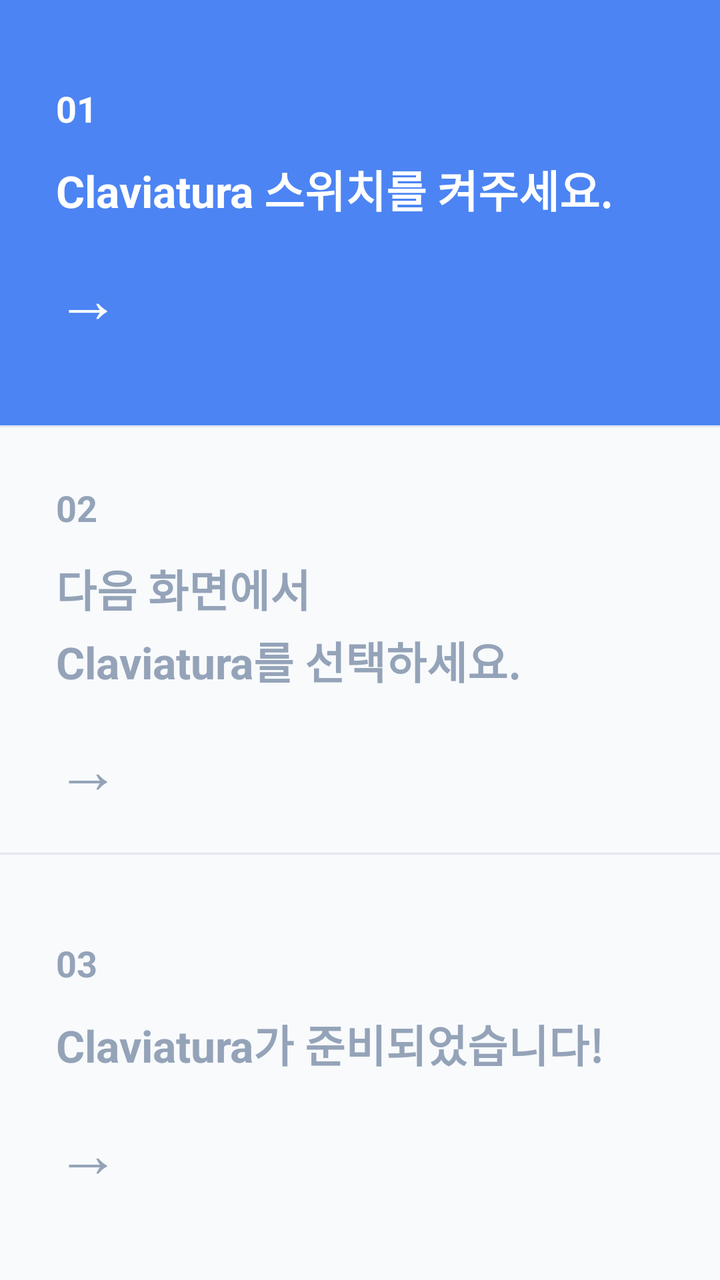
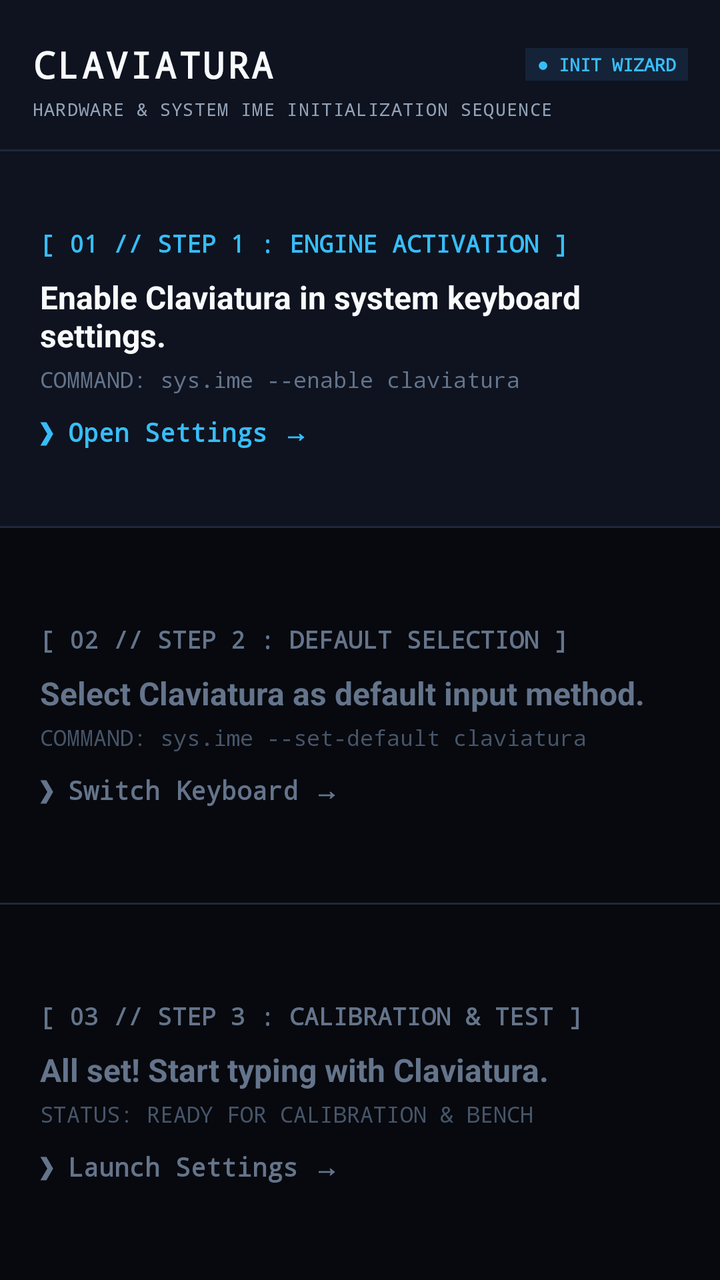

Two renders of the same Android screen: before a commit and after it. Below are the layout's source before the change and the commit's diff.
<!-- AndroidManifest.xml: application theme Theme.Claviatura -->
<!-- res/layout/activity_onboarding.xml -->
<?xml version="1.0" encoding="utf-8"?>
<LinearLayout xmlns:android="http://schemas.android.com/apk/res/android"
    android:id="@+id/onboardingRoot"
    android:layout_width="match_parent"
    android:layout_height="match_parent"
    android:orientation="vertical"
    android:background="#FFFFFF">

    
    <LinearLayout
        android:id="@+id/section1"
        android:layout_width="match_parent"
        android:layout_height="0dp"
        android:layout_weight="1"
        android:orientation="vertical"
        android:padding="28dp"
        android:gravity="center_vertical"
        android:background="#4C84F3"
        android:clickable="true"
        android:focusable="true">

        <TextView
            android:id="@+id/step1Number"
            android:layout_width="wrap_content"
            android:layout_height="wrap_content"
            android:text="01"
            android:textSize="18sp"
            android:textStyle="bold"
            android:textColor="#FFFFFF" />

        <TextView
            android:id="@+id/step1Title"
            android:layout_width="wrap_content"
            android:layout_height="wrap_content"
            android:layout_marginTop="12dp"
            android:text="Claviatura 스위치를 켜주세요."
            android:textSize="22sp"
            android:textStyle="bold"
            android:lineSpacingExtra="4dp"
            android:textColor="#FFFFFF" />

        <TextView
            android:id="@+id/step1Icon"
            android:layout_width="wrap_content"
            android:layout_height="wrap_content"
            android:layout_marginTop="16dp"
            android:text="→"
            android:textSize="32sp"
            android:textColor="#FFFFFF" />
    </LinearLayout>

    <View
        android:layout_width="match_parent"
        android:layout_height="1dp"
        android:background="#E2E8F0" />

    
    <LinearLayout
        android:id="@+id/section2"
        android:layout_width="match_parent"
        android:layout_height="0dp"
        android:layout_weight="1"
        android:orientation="vertical"
        android:padding="28dp"
        android:gravity="center_vertical"
        android:background="#F8FAFC"
        android:clickable="true"
        android:focusable="true">

        <TextView
            android:id="@+id/step2Number"
            android:layout_width="wrap_content"
            android:layout_height="wrap_content"
            android:text="02"
            android:textSize="18sp"
            android:textStyle="bold"
            android:textColor="#94A3B8" />

        <TextView
            android:id="@+id/step2Title"
            android:layout_width="wrap_content"
            android:layout_height="wrap_content"
            android:layout_marginTop="12dp"
            android:text="다음 화면에서\nClaviatura를 선택하세요."
            android:textSize="22sp"
            android:textStyle="bold"
            android:lineSpacingExtra="4dp"
            android:textColor="#94A3B8" />

        <TextView
            android:id="@+id/step2Icon"
            android:layout_width="wrap_content"
            android:layout_height="wrap_content"
            android:layout_marginTop="16dp"
            android:text="→"
            android:textSize="32sp"
            android:textColor="#94A3B8" />
    </LinearLayout>

    <View
        android:layout_width="match_parent"
        android:layout_height="1dp"
        android:background="#E2E8F0" />

    
    <LinearLayout
        android:id="@+id/section3"
        android:layout_width="match_parent"
        android:layout_height="0dp"
        android:layout_weight="1"
        android:orientation="vertical"
        android:padding="28dp"
        android:gravity="center_vertical"
        android:background="#F8FAFC"
        android:clickable="true"
        android:focusable="true">

        <TextView
            android:id="@+id/step3Number"
            android:layout_width="wrap_content"
            android:layout_height="wrap_content"
            android:text="03"
            android:textSize="18sp"
            android:textStyle="bold"
            android:textColor="#94A3B8" />

        <TextView
            android:id="@+id/step3Title"
            android:layout_width="wrap_content"
            android:layout_height="wrap_content"
            android:layout_marginTop="12dp"
            android:text="Claviatura가 준비되었습니다!"
            android:textSize="22sp"
            android:textStyle="bold"
            android:lineSpacingExtra="4dp"
            android:textColor="#94A3B8" />

        <TextView
            android:id="@+id/step3Icon"
            android:layout_width="wrap_content"
            android:layout_height="wrap_content"
            android:layout_marginTop="16dp"
            android:text="→"
            android:textSize="32sp"
            android:textColor="#94A3B8" />
    </LinearLayout>

</LinearLayout>
<!-- resources referenced by this layout -->
<resources>
  <style name="Theme.Claviatura" parent="Theme.MaterialComponents.DayNight.NoActionBar">
          <item name="colorPrimary">@color/primary</item>
          <item name="colorPrimaryVariant">@color/primary_dark</item>
          <item name="colorOnPrimary">@android:color/white</item>
          <item name="android:statusBarColor">@android:color/black</item>
      </style>
  <color name="primary">#1E88E5</color>
  <color name="primary_dark">#1565C0</color>
</resources>

<!-- the commit's change to res/layout/activity_onboarding.xml (unified diff, before → after) -->
@@ -4,7 +4,66 @@
     android:layout_width="match_parent"
     android:layout_height="match_parent"
     android:orientation="vertical"
-    android:background="#FFFFFF">
+    android:background="#07090E">
+
+    
+    <LinearLayout
+        android:layout_width="match_parent"
+        android:layout_height="wrap_content"
+        android:orientation="vertical"
+        android:paddingTop="20dp"
+        android:paddingBottom="14dp"
+        android:paddingStart="16dp"
+        android:paddingEnd="16dp"
+        android:background="#0E131F">
+
+        <LinearLayout
+            android:layout_width="match_parent"
+            android:layout_height="wrap_content"
+            android:orientation="horizontal"
+            android:gravity="center_vertical">
+
+            <TextView
+                android:layout_width="0dp"
+                android:layout_height="wrap_content"
+                android:layout_weight="1"
+                android:text="CLAVIATURA"
+                android:fontFamily="monospace"
+                android:textSize="18sp"
+                android:textStyle="bold"
+                android:letterSpacing="0.08"
+                android:textColor="#F8FAFC" />
+
+            <TextView
+                android:layout_width="wrap_content"
+                android:layout_height="wrap_content"
+                android:text="● INIT WIZARD"
+                android:fontFamily="monospace"
+                android:textSize="9sp"
+                android:textStyle="bold"
+                android:textColor="#38BDF8"
+                android:background="#152338"
+                android:paddingStart="6dp"
+                android:paddingEnd="6dp"
+                android:paddingTop="2dp"
+                android:paddingBottom="2dp" />
+        </LinearLayout>
+
+        <TextView
+            android:layout_width="match_parent"
+            android:layout_height="wrap_content"
+            android:layout_marginTop="4dp"
+            android:text="HARDWARE &amp; SYSTEM IME INITIALIZATION SEQUENCE"
+            android:fontFamily="monospace"
+            android:textSize="9sp"
+            android:letterSpacing="0.05"
+            android:textColor="#94A3B8" />
+    </LinearLayout>
+
+    <View
+        android:layout_width="match_parent"
+        android:layout_height="1dp"
+        android:background="#1E293B" />
 
     
     <LinearLayout
@@ -13,9 +72,9 @@
         android:layout_height="0dp"
         android:layout_weight="1"
         android:orientation="vertical"
-        android:padding="28dp"
+        android:padding="20dp"
         android:gravity="center_vertical"
-        android:background="#4C84F3"
+        android:background="#0E131F"
         android:clickable="true"
         android:focusable="true">
 
@@ -23,36 +82,48 @@
             android:id="@+id/step1Number"
             android:layout_width="wrap_content"
             android:layout_height="wrap_content"
-            android:text="01"
-            android:textSize="18sp"
-            android:textStyle="bold"
-            android:textColor="#FFFFFF" />
+            android:text="[ 01 // STEP 1 : ENGINE ACTIVATION ]"
+            android:textSize="12sp"
+            android:textStyle="bold"
+            android:fontFamily="monospace"
+            android:textColor="#38BDF8" />
 
         <TextView
             android:id="@+id/step1Title"
             android:layout_width="wrap_content"
             android:layout_height="wrap_content"
-            android:layout_marginTop="12dp"
-            android:text="Claviatura 스위치를 켜주세요."
-            android:textSize="22sp"
-            android:textStyle="bold"
-            android:lineSpacingExtra="4dp"
-            android:textColor="#FFFFFF" />
+            android:layout_marginTop="8dp"
+            android:text="Enable Claviatura in system keyboard settings."
+            android:textSize="16sp"
+            android:textStyle="bold"
+            android:textColor="#F8FAFC" />
+
+        <TextView
+            android:id="@+id/step1Command"
+            android:layout_width="wrap_content"
+            android:layout_height="wrap_content"
+            android:layout_marginTop="4dp"
+            android:text="COMMAND: sys.ime --enable claviatura"
+            android:textSize="11sp"
+            android:fontFamily="monospace"
+            android:textColor="#64748B" />
 
         <TextView
             android:id="@+id/step1Icon"
             android:layout_width="wrap_content"
             android:layout_height="wrap_content"
-            android:layout_marginTop="16dp"
-            android:text="→"
-            android:textSize="32sp"
-            android:textColor="#FFFFFF" />
+            android:layout_marginTop="10dp"
+            android:text="❯ Open Settings →"
+            android:textSize="13sp"
+            android:textStyle="bold"
+            android:fontFamily="monospace"
+            android:textColor="#38BDF8" />
     </LinearLayout>
 
     <View
         android:layout_width="match_parent"
         android:layout_height="1dp"
-        android:background="#E2E8F0" />
+        android:background="#1E293B" />
 
     
     <LinearLayout
@@ -61,9 +132,9 @@
         android:layout_height="0dp"
         android:layout_weight="1"
         android:orientation="vertical"
-        android:padding="28dp"
+        android:padding="20dp"
         android:gravity="center_vertical"
-        android:background="#F8FAFC"
+        android:background="#07090E"
         android:clickable="true"
         android:focusable="true">
 
@@ -71,36 +142,48 @@
             android:id="@+id/step2Number"
             android:layout_width="wrap_content"
             android:layout_height="wrap_content"
-            android:text="02"
-            android:textSize="18sp"
-            android:textStyle="bold"
-            android:textColor="#94A3B8" />
+            android:text="[ 02 // STEP 2 : DEFAULT SELECTION ]"
+            android:textSize="12sp"
+            android:textStyle="bold"
+            android:fontFamily="monospace"
+            android:textColor="#64748B" />
 
         <TextView
             android:id="@+id/step2Title"
             android:layout_width="wrap_content"
             android:layout_height="wrap_content"
-            android:layout_marginTop="12dp"
-            android:text="다음 화면에서\nClaviatura를 선택하세요."
-            android:textSize="22sp"
-            android:textStyle="bold"
-            android:lineSpacingExtra="4dp"
-            android:textColor="#94A3B8" />
+            android:layout_marginTop="8dp"
+            android:text="Select Claviatura as default input method."
+            android:textSize="16sp"
+            android:textStyle="bold"
+            android:textColor="#64748B" />
+
+        <TextView
+            android:id="@+id/step2Command"
+            android:layout_width="wrap_content"
+            android:layout_height="wrap_content"
+            android:layout_marginTop="4dp"
+            android:text="COMMAND: sys.ime --set-default claviatura"
+            android:textSize="11sp"
+            android:fontFamily="monospace"
+            android:textColor="#475569" />
 
         <TextView
             android:id="@+id/step2Icon"
             android:layout_width="wrap_content"
             android:layout_height="wrap_content"
-            android:layout_marginTop="16dp"
-            android:text="→"
-            android:textSize="32sp"
-            android:textColor="#94A3B8" />
+            android:layout_marginTop="10dp"
+            android:text="❯ Switch Keyboard →"
+            android:textSize="13sp"
+            android:textStyle="bold"
+            android:fontFamily="monospace"
+            android:textColor="#64748B" />
     </LinearLayout>
 
     <View
         android:layout_width="match_parent"
         android:layout_height="1dp"
-        android:background="#E2E8F0" />
+        android:background="#1E293B" />
 
     
     <LinearLayout
@@ -109,9 +192,9 @@
         android:layout_height="0dp"
         android:layout_weight="1"
         android:orientation="vertical"
-        android:padding="28dp"
+        android:padding="20dp"
         android:gravity="center_vertical"
-        android:background="#F8FAFC"
+        android:background="#07090E"
         android:clickable="true"
         android:focusable="true">
 
@@ -119,30 +202,42 @@
             android:id="@+id/step3Number"
             android:layout_width="wrap_content"
             android:layout_height="wrap_content"
-            android:text="03"
-            android:textSize="18sp"
-            android:textStyle="bold"
-            android:textColor="#94A3B8" />
+            android:text="[ 03 // STEP 3 : CALIBRATION &amp; TEST ]"
+            android:textSize="12sp"
+            android:textStyle="bold"
+            android:fontFamily="monospace"
+            android:textColor="#64748B" />
 
         <TextView
             android:id="@+id/step3Title"
             android:layout_width="wrap_content"
             android:layout_height="wrap_content"
-            android:layout_marginTop="12dp"
-            android:text="Claviatura가 준비되었습니다!"
-            android:textSize="22sp"
-            android:textStyle="bold"
-            android:lineSpacingExtra="4dp"
-            android:textColor="#94A3B8" />
+            android:layout_marginTop="8dp"
+            android:text="All set! Start typing with Claviatura."
+            android:textSize="16sp"
+            android:textStyle="bold"
+            android:textColor="#64748B" />
+
+        <TextView
+            android:id="@+id/step3Command"
+            android:layout_width="wrap_content"
+            android:layout_height="wrap_content"
+            android:layout_marginTop="4dp"
+            android:text="STATUS: READY FOR CALIBRATION &amp; BENCH"
+            android:textSize="11sp"
+            android:fontFamily="monospace"
+            android:textColor="#475569" />
 
         <TextView
             android:id="@+id/step3Icon"
             android:layout_width="wrap_content"
             android:layout_height="wrap_content"
-            android:layout_marginTop="16dp"
-            android:text="→"
-            android:textSize="32sp"
-            android:textColor="#94A3B8" />
+            android:layout_marginTop="10dp"
+            android:text="❯ Launch Settings →"
+            android:textSize="13sp"
+            android:textStyle="bold"
+            android:fontFamily="monospace"
+            android:textColor="#64748B" />
     </LinearLayout>
 
 </LinearLayout>
